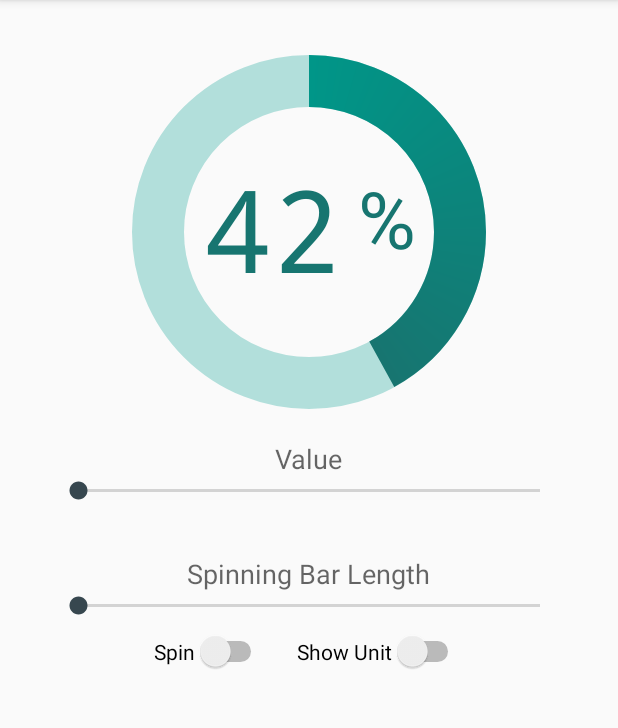
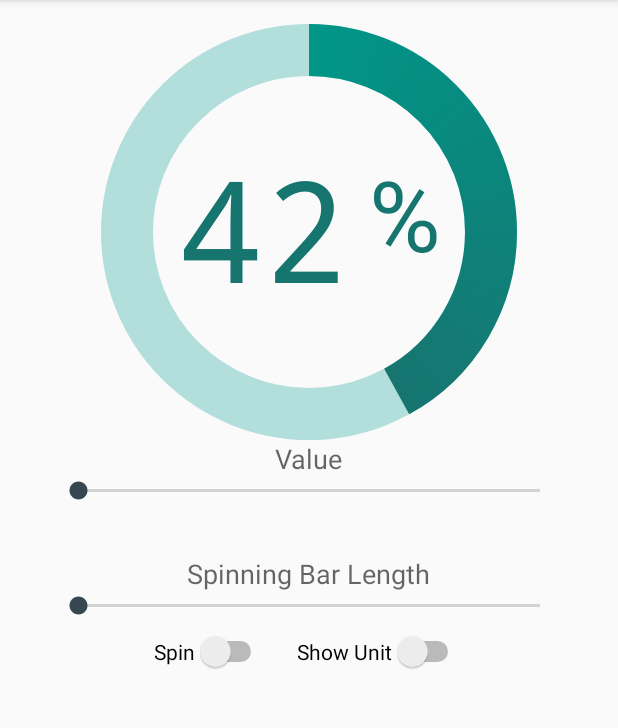
Before and after one commit to jakob-grabner/Circle-Progress-View, an Android app: the screen it shows after launch (MainActivity), on a phone screen of 412 x 824 dp, the part 84-812 px from its top. Run offline under Robolectric (Android 15) with nearby library versions, the phone set to English and light mode, and no system bars.

Commit message:
Fixed #19: Margin of 0 was not possible.

```diff
--- a/CircleProgressView/src/main/java/at/grabner/circleprogress/CircleProgressView.java
+++ b/CircleProgressView/src/main/java/at/grabner/circleprogress/CircleProgressView.java
@@ -70,7 +70,6 @@ public class CircleProgressView extends View {
 
     private int mLayoutHeight = 0;
     private int mLayoutWidth = 0;
-    private int mCircleRadius = 80;
     private int mBarWidth = 40;
     private int mRimWidth = 40;
     private int mStartAngle = 270;
@@ -83,11 +82,6 @@ public class CircleProgressView extends View {
     private float mTextScale = 1;
     private float mUnitScale = 1;
 
-    //Padding (with defaults)
-    private int mPaddingTop = 5;
-    private int mPaddingBottom = 5;
-    private int mPaddingLeft = 5;
-    private int mPaddingRight = 5;
     //Colors (with defaults)
     private int mBarColorStandard = 0xff009688; //stylish blue
     private int mContourColor = 0xAA000000;
@@ -307,10 +301,10 @@ public class CircleProgressView extends View {
     }
 
     /*
- * When this is called, make the view square.
- * From: http://www.jayway.com/2012/12/12/creating-custom-android-views-part-4-measuring-and-how-to-force-a-view-to-be-square/
- *
- */
+     * When this is called, make the view square.
+     * From: http://www.jayway.com/2012/12/12/creating-custom-android-views-part-4-measuring-and-how-to-force-a-view-to-be-square/
+     *
+     */
     @Override
     protected void onMeasure(int widthMeasureSpec, int heightMeasureSpec) {
         // The first thing that happen is that we call the superclass
@@ -367,7 +361,6 @@ public class CircleProgressView extends View {
             scaleX = 0.77f; // scaleX square to rectangle, so the longer text with unit fits better
             scaleY = 1.33f;
         }
-
         return new RectF(_circleBounds.left + (widthDelta * scaleX), _circleBounds.top + (widthDelta * scaleY), _circleBounds.right - (widthDelta * scaleX), _circleBounds.bottom - (widthDelta * scaleY));
 
     }
@@ -596,41 +589,6 @@ public class CircleProgressView extends View {
         mIsAutoTextSize = _autoTextSize;
     }
 
-    public int getPaddingTop() {
-        return mPaddingTop;
-    }
-
-    public void setPaddingTop(int paddingTop) {
-        this.mPaddingTop = paddingTop;
-    }
-
-    public int getPaddingBottom() {
-        return mPaddingBottom;
-    }
-
-    public void setPaddingBottom(int paddingBottom) {
-        this.mPaddingBottom = paddingBottom;
-    }
-
-    public int getPaddingLeft() {
-        return mPaddingLeft;
-    }
-
-    public void setPaddingLeft(int paddingLeft) {
-        this.mPaddingLeft = paddingLeft;
-    }
-
-    public int getPaddingRight() {
-        return mPaddingRight;
-    }
-
-    public void setPaddingRight(int paddingRight) {
-        this.mPaddingRight = paddingRight;
-    }
-
-    public int getCircleRadius() {
-        return mCircleRadius;
-    }
 
     public boolean isShowUnit() {
         return mShowUnit;
@@ -1092,29 +1050,30 @@ public class CircleProgressView extends View {
         int yOffset = mLayoutHeight - minValue;
 
         // Add the offset
-        mPaddingTop = this.getPaddingTop() + (yOffset / 2);
-        mPaddingBottom = this.getPaddingBottom() + (yOffset / 2);
-        mPaddingLeft = this.getPaddingLeft() + (xOffset / 2);
-        mPaddingRight = this.getPaddingRight() + (xOffset / 2);
+        float paddingTop = this.getPaddingTop() + (yOffset / 2);
+        float paddingBottom = this.getPaddingBottom() + (yOffset / 2);
+        float paddingLeft = this.getPaddingLeft() + (xOffset / 2);
+        float paddingRight = this.getPaddingRight() + (xOffset / 2);
 
         int width = getWidth(); //this.getLayoutParams().width;
         int height = getHeight(); //this.getLayoutParams().height;
 
 
-        mCircleBounds = new RectF(mPaddingLeft + mBarWidth,
-                mPaddingTop + mBarWidth,
-                width - mPaddingRight - mBarWidth,
-                height - mPaddingBottom - mBarWidth);
-        mInnerCircleBound = new RectF(mPaddingLeft + (mBarWidth * 1.5f),
-                mPaddingTop + (mBarWidth * 1.5f),
-                width - mPaddingRight - (mBarWidth * 1.5f),
-                height - mPaddingBottom - (mBarWidth * 1.5f));
+        float circleWidthHalf = mBarWidth / 2f > mRimWidth / 2f + mContourSize ? mBarWidth / 2f : mRimWidth / 2f + mContourSize;
+
+        mCircleBounds = new RectF(paddingLeft + circleWidthHalf,
+                paddingTop + circleWidthHalf,
+                width - paddingRight - circleWidthHalf,
+                height - paddingBottom - circleWidthHalf);
+        mInnerCircleBound = new RectF(paddingLeft + (mBarWidth * 1.5f),
+                paddingTop + (mBarWidth * 1.5f),
+                width - paddingRight - (mBarWidth * 1.5f),
+                height - paddingBottom - (mBarWidth * 1.5f));
         mOuterTextBounds = getInnerCircleRect(mCircleBounds);
         mCircleInnerContour = new RectF(mCircleBounds.left + (mRimWidth / 2.0f) + (mContourSize / 2.0f), mCircleBounds.top + (mRimWidth / 2.0f) + (mContourSize / 2.0f), mCircleBounds.right - (mRimWidth / 2.0f) - (mContourSize / 2.0f), mCircleBounds.bottom - (mRimWidth / 2.0f) - (mContourSize / 2.0f));
         mCircleOuterContour = new RectF(mCircleBounds.left - (mRimWidth / 2.0f) - (mContourSize / 2.0f), mCircleBounds.top - (mRimWidth / 2.0f) - (mContourSize / 2.0f), mCircleBounds.right + (mRimWidth / 2.0f) + (mContourSize / 2.0f), mCircleBounds.bottom + (mRimWidth / 2.0f) + (mContourSize / 2.0f));
 
-        int fullRadius = (width - mPaddingRight - mBarWidth) / 2;
-        mCircleRadius = (fullRadius - mBarWidth) + 1;
+        int fullRadius = Math.round((width - paddingRight - mBarWidth) / 2f);
         mCenter = new PointF(mCircleBounds.centerX(), mCircleBounds.centerY());
     }
     //endregion Setting up stuff
@@ -1416,7 +1375,7 @@ public class CircleProgressView extends View {
     }
 
     private void triggerOnProgressChanged(float value) {
-        if (onProgressChangedListener != null && value != previousProgressChangedValue){
+        if (onProgressChangedListener != null && value != previousProgressChangedValue) {
             onProgressChangedListener.onProgressChanged(value);
             previousProgressChangedValue = value;
         }
--- a/ExampleApp/build.gradle
+++ b/ExampleApp/build.gradle
@@ -9,7 +9,7 @@ android {
     }
     defaultConfig {
         applicationId "at.grabner.circleview"
-        minSdkVersion 11
+        minSdkVersion 14
         targetSdkVersion 23
         versionCode 2
         versionName "1.1"
```
